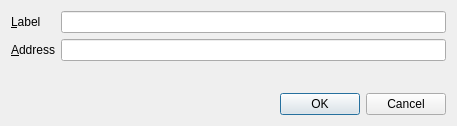
Above: src/qt/forms/editaddressdialog.ui from admecoin/siePJ before the change. Below: the same form after it.
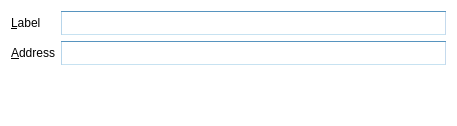
That is the form after the change. Custom widgets are drawn as their Qt base class.

Diff of the .ui file:
```diff
--- a/src/qt/forms/editaddressdialog.ui
+++ b/src/qt/forms/editaddressdialog.ui
@@ -13,6 +13,10 @@
   <property name="windowTitle">
    <string>Edit Address</string>
   </property>
+  <property name="styleSheet">
+   <string notr="true"> background-color: #ffffff;
+      border-style: none;</string>
+  </property>
   <layout class="QVBoxLayout" name="verticalLayout">
    <item>
     <layout class="QFormLayout" name="formLayout">
@@ -34,6 +38,41 @@
        <property name="toolTip">
         <string>The label associated with this address list entry</string>
        </property>
+       <property name="styleSheet">
+        <string notr="true">.QValidatedLineEdit, .QLineEdit { /* Text Entry Fields */
+
+    border: 1px solid #000000;
+    font-size:11px;
+    min-height:15px;
+    outline:0;
+    padding:3px;
+    background-color:#ffffff;
+    color:#333333;
+
+    border-bottom-color:#c7e2f1;
+    border-top-color:#5794bf;
+    border-left-color:#b7d5ea;
+    border-right-color:#c5daed;
+
+    }
+
+    .QValidatedLineEdit, .QLineEdit:!focus {
+    font-size:11px;
+
+    border-bottom-color:#c7e2f1;
+    border-top-color:#5794bf;
+    border-left-color:#b7d5ea;
+    border-right-color:#c5daed;
+    }
+
+
+
+    .QValidatedLineEdit, .QLineEdit:focus{
+
+    background-color:#ffffff;
+    font-size:12px;
+    }</string>
+       </property>
       </widget>
      </item>
      <item row="1" column="0">
@@ -51,12 +90,74 @@
        <property name="toolTip">
         <string>The address associated with this address list entry. This can only be modified for sending addresses.</string>
        </property>
+       <property name="styleSheet">
+        <string notr="true">.QValidatedLineEdit, .QLineEdit { /* Text Entry Fields */
+
+    border: 1px solid #000000;
+    font-size:11px;
+    min-height:15px;
+    outline:0;
+    padding:3px;
+    background-color:#ffffff;
+    color:#333333;
+
+    border-bottom-color:#c7e2f1;
+    border-top-color:#5794bf;
+    border-left-color:#b7d5ea;
+    border-right-color:#c5daed;
+
+    }
+
+    .QValidatedLineEdit, .QLineEdit:!focus {
+    font-size:11px;
+
+    border-bottom-color:#c7e2f1;
+    border-top-color:#5794bf;
+    border-left-color:#b7d5ea;
+    border-right-color:#c5daed;
+    }
+
+
+
+    .QValidatedLineEdit, .QLineEdit:focus{
+
+    background-color:#ffffff;
+    font-size:12px;
+    }</string>
+       </property>
       </widget>
      </item>
     </layout>
    </item>
    <item>
     <widget class="QDialogButtonBox" name="buttonBox">
+     <property name="styleSheet">
+      <string notr="true">QPushButton {
+        background-color:qlineargradient(x1: 0, y1: 0, x2: 0, y2: 1, stop: .01 #3868AA, stop: .1 #3868AA, stop: .95 #3868AA, stop: 1 #3868AA);
+        border:0;
+        border-radius:0px;
+        color: #ffffff;
+        font-size:12px;
+        padding-left:25px;
+        padding-right:25px;
+        padding-top:5px;
+        padding-bottom:5px;
+        }
+
+        QPushButton:hover {
+        background-color:qlineargradient(x1: 0, y1: 0, x2: 0, y2: 1, stop: .01 #00468c, stop: .1 #00468c, stop: .95 #00468c, stop: 1 #00468c);
+        }
+
+        QPushButton:focus {
+        border:none;
+        outline:none;
+        }
+
+        QPushButton:pressed {
+        border:1px solid #333;
+        }
+</string>
+     </property>
      <property name="orientation">
       <enum>Qt::Horizontal</enum>
      </property>
```
